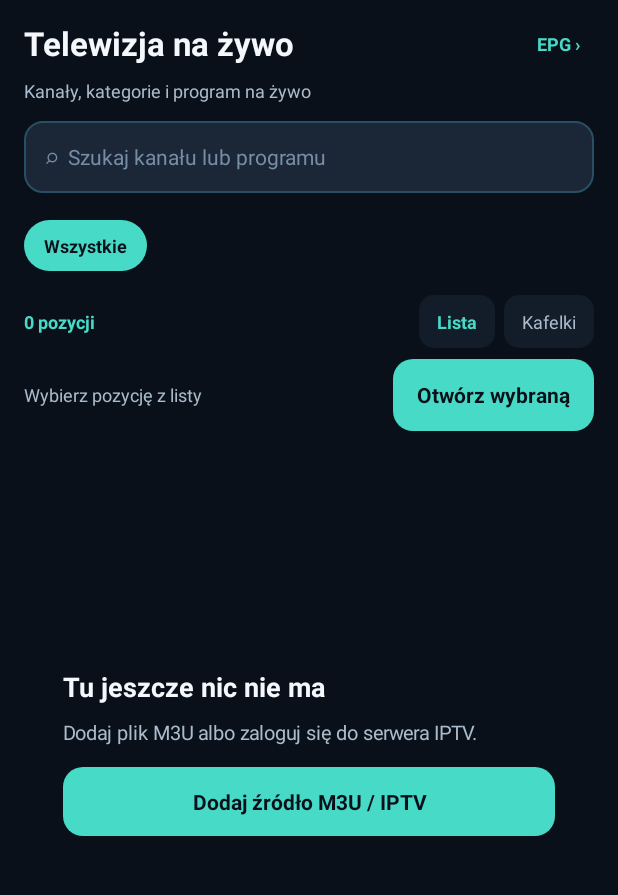
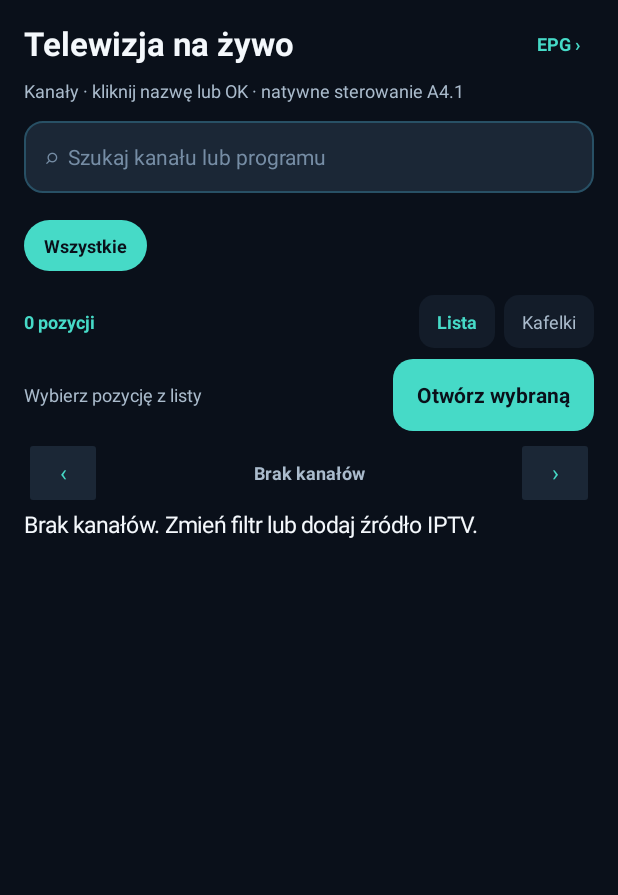
Before and after one commit to rafikpor-prog/SS-IPTV, an Android app: the screen it shows after launch (MainActivity), on a phone screen of 412 x 824 dp, the part 168-1063 px from its top. Run offline under Robolectric (Android 15) with nearby library versions, the phone set to English and light mode, and no system bars; pictures from the network do not load.

Commit message:
A4.1: bypass AdapterView for regular TV, native channel buttons and persistent playback trace

```diff
--- /dev/null
+++ b/app/src/debug/AndroidManifest.xml
@@ -0,0 +1,5 @@
+<manifest xmlns:android="http://schemas.android.com/apk/res/android" xmlns:tools="http://schemas.android.com/tools">
+    <application android:label="SS-IPTV TEST 1.9.5" tools:replace="android:label">
+        <activity android:name=".MainActivity" android:label="SS-IPTV TEST 1.9.5" tools:replace="android:label"/>
+    </application>
+</manifest>
--- a/app/src/main/java/pl/rafik/ssiptv/MainActivity.java
+++ b/app/src/main/java/pl/rafik/ssiptv/MainActivity.java
@@ -74,6 +74,7 @@ public final class MainActivity extends Activity {
                 runOnUiThread(() -> {
                     guides = current;
                     if (adapter != null) adapter.notifyDataSetChanged();
+                    if (nativeChannels != null) nativeChannels.refreshLabels();
                 });
             });
             uiHandler.postDelayed(this, 60000);
@@ -107,6 +108,7 @@ public final class MainActivity extends Activity {
     private String activationStatus = "Jeszcze nie wybrano kanału";
     private TextView activationLabel;
     private Channel selectedForPlayback;
+    private pl.rafik.ssiptv.ui.NativeChannelPage nativeChannels;
     private List<Channel> allChannels = new ArrayList<>();
     private Map<Long, Integer> liveOrdinals = new HashMap<>();
     private Map<Long, ChannelDatabase.Guide> guides = new HashMap<>();
@@ -179,11 +181,13 @@ public final class MainActivity extends Activity {
             if (isCatalogTab() && ("Ulubione".equals(tab) || "Ostatnie".equals(tab)))
                 filterChannels();
             else if (adapter != null) adapter.notifyDataSetChanged();
+                    if (nativeChannels != null) nativeChannels.refreshLabels();
             io.execute(() -> {
                 Map<Long, ChannelDatabase.Guide> current = database.readGuides();
                 runOnUiThread(() -> {
                     guides = current;
                     if (adapter != null) adapter.notifyDataSetChanged();
+                    if (nativeChannels != null) nativeChannels.refreshLabels();
                 });
             });
         }
@@ -286,6 +290,7 @@ public final class MainActivity extends Activity {
         }
         tab = name;
         selectedForPlayback = null;
+        nativeChannels = null;
         activationLabel = null;
         sectionCaption = null;
         tvCollection = null;
@@ -757,7 +762,7 @@ public final class MainActivity extends Activity {
         guide.setOnClickListener(v -> showTab("EPG"));
         top.addView(guide);
         home.addView(top, Ui.margins(this, -1, 42, 0, 0, 0, 2));
-        String subline = "Telewizja".equals(tab) ? "Kanały, kategorie i program na żywo" :
+        String subline = "Telewizja".equals(tab) ? "Kanały · kliknij nazwę lub OK · natywne sterowanie A4.1" :
                 "VOD".equals(tab) ? "Okładki, opisy i kontynuowanie oglądania" :
                 "Seriale".equals(tab) ? "Sezony, odcinki i zapis postępu każdego odcinka" :
                 "Ulubione".equals(tab) ? "Ulubione kanały i filmy w jednym miejscu" :
@@ -842,6 +847,7 @@ public final class MainActivity extends Activity {
         if (channel == null || isFinishing() || isDestroyed()) return;
         selectedForPlayback = channel;
         activationCount++;
+        PlaybackTrace.begin(this, tvMode ? "TV" : "zwykły");
         activationStatus = "Aktywacja #" + activationCount + " · " + event + " · " + (tvMode ? "TV" : "zwykły");
         if (activationLabel != null) activationLabel.setText("Otwieranie pozycji…");
         openContent(channel);
@@ -861,6 +867,17 @@ public final class MainActivity extends Activity {
         if (resultsFrame == null) return;
         resultsFrame.removeAllViews();
         adapter = new ChannelAdapter();
+        if (!tvMode && "Telewizja".equals(tab)) {
+            // No AdapterView, clickable descendants, or selector interception in regular TV.
+            nativeChannels = new pl.rafik.ssiptv.ui.NativeChannelPage(this, isTiled(),
+                    ch -> channelDescription(ch, guides.get(ch.id)),
+                    ch -> activateCatalog(ch, "natywny przycisk"),
+                    ch -> { selectedForPlayback = ch; if (activationLabel != null) activationLabel.setText("Wybrano: " + ch.name); },
+                    this::toggleFavorite);
+            resultsFrame.addView(nativeChannels, new FrameLayout.LayoutParams(-1, -1));
+            filterChannels();
+            return;
+        }
         android.widget.AdapterView<?> collection;
         if (isTiled()) {
             GridView grid = new GridView(this);
@@ -992,6 +1009,7 @@ public final class MainActivity extends Activity {
         selectedForPlayback = null;
         adapter.visible = result;
         adapter.notifyDataSetChanged();
+        if (nativeChannels != null) nativeChannels.setChannels(result);
         if (activationLabel != null) activationLabel.setText("Wybierz pozycję z listy");
         if (sectionCaption != null) sectionCaption.setText(result.size() + " pozycji");
         if (tvCount != null) tvCount.setText(result.size() + " pozycji  •  " + selectedGroup);
@@ -1230,14 +1248,19 @@ public final class MainActivity extends Activity {
         page.addView(Ui.text(this, "Prosto. Prywatnie. Pod Twoją kontrolą.", 13,
                 Ui.SECONDARY, false), Ui.margins(this, -1, -2, 0, 5, 0, 20));
         LinearLayout about = card();
-        about.addView(Ui.text(this, "SS-IPTV  •  wersja 1.9.4 (A4)", 19, Ui.WHITE, true));
+        about.addView(Ui.text(this, "SS-IPTV  •  wersja 1.9.5 (A4.1 – naprawa)", 19, Ui.WHITE, true));
         about.addView(Ui.text(this, "Niezależny odtwarzacz Twoich własnych źródeł IPTV. " +
                 "Aplikacja nie dostarcza kanałów ani subskrypcji.",
                 13, Ui.SECONDARY, false), Ui.margins(this, -1, -2, 0, 8, 0, 10));
         about.addView(Ui.text(this, "Listy M3U są w prywatnej pamięci aplikacji. Hasło " +
                 "serwera jest szyfrowane przez Android Keystore.",
                 12, Ui.ACCENT, false));
-        about.addView(Ui.text(this, "Diagnostyka aktywacji (bieżąca sesja): " + activationStatus, 12, Ui.SECONDARY, false));
+        about.addView(Ui.text(this, "Diagnostyka aktywacji: " + PlaybackTrace.read(this), 13, Ui.WHITE, false));
+        about.addView(Ui.button(this, "Kopiuj diagnostykę odtwarzania", false, v -> {
+            android.content.ClipboardManager clipboard = (android.content.ClipboardManager) getSystemService(CLIPBOARD_SERVICE);
+            if (clipboard != null) clipboard.setPrimaryClip(android.content.ClipData.newPlainText("SS-IPTV", "1.9.5 A4.1 | " + PlaybackTrace.read(this)));
+            toast("Skopiowano anonimową diagnostykę.");
+        }), Ui.margins(this, -1, 48, 0, 6, 0, 0));
         page.addView(about, Ui.margins(this, -1, -2, 0, 0, 0, 16));
 
         LinearLayout screenCard = card();
@@ -1459,11 +1482,12 @@ public final class MainActivity extends Activity {
     private void play(Channel channel) {
         Intent intent = new Intent(this, PlayerActivity.class);
         intent.putExtra(PlayerActivity.EXTRA_ID, channel.id);
+        PlaybackTrace.stage(this, "Wysyłanie Intent do odtwarzacza");
         startActivity(intent);
     }
 
     private void openContent(Channel channel) {
-        if (channel == null || !pl.rafik.ssiptv.data.CatalogActivation.canOpen(channel.id, channel.isSeries(), channel.seriesId, channel.source)) { toast("Nie można otworzyć pozycji. Odśwież bibliotekę."); return; }
+        if (channel == null || !pl.rafik.ssiptv.data.CatalogActivation.canOpen(channel.id, channel.isSeries(), channel.seriesId, channel.source)) { PlaybackTrace.stage(this, "Odrzucono identyfikator pozycji"); toast("Nie można otworzyć pozycji. Odśwież bibliotekę."); return; }
         long now = android.os.SystemClock.elapsedRealtime();
         if (now - lastOpenAt < 400L) return;
         lastOpenAt = now;
@@ -1478,7 +1502,7 @@ public final class MainActivity extends Activity {
             startActivity(intent);
         } else play(channel);
         activationStatus += " · wysłano Intent";
-        } catch (RuntimeException error) { lastOpenAt = -1000L; activationStatus += " · błąd otwarcia: " + error.getClass().getSimpleName(); toast("Nie udało się otworzyć odtwarzacza. Sprawdź ustawienia silnika."); }
+        } catch (RuntimeException error) { lastOpenAt = -1000L; PlaybackTrace.stage(this, "Błąd otwarcia aktywności"); activationStatus += " · błąd otwarcia: " + error.getClass().getSimpleName(); toast("Nie udało się otworzyć odtwarzacza. Sprawdź ustawienia silnika."); }
     }
 
     /** Gwarantowany OK na zaznaczonym wierszu/kafelku; nie oddajemy go serduszku. */
@@ -1504,6 +1528,7 @@ public final class MainActivity extends Activity {
             exitApp();
             return true;
         }
+        if (event.getRepeatCount() == 0 && keyCode == KeyEvent.KEYCODE_PROG_RED && nativeChannels != null && nativeChannels.hasFocus() && selectedForPlayback != null) { toggleFavorite(selectedForPlayback); return true; }
         if (event.getRepeatCount() == 0 && keyCode == KeyEvent.KEYCODE_PROG_RED && tvCollection != null && tvCollection.isAttachedToWindow() && tvCollection.hasFocus() && adapter != null) {
             int index = pl.rafik.ssiptv.data.CatalogActivation.position(tvCollection.getSelectedItemPosition(), tvCollection.getFirstVisiblePosition(), adapter.getCount());
             if (index >= 0) { toggleFavorite(adapter.visible.get(index)); return true; }
--- /dev/null
+++ b/app/src/main/java/pl/rafik/ssiptv/ui/NativeChannelPage.java
@@ -0,0 +1,97 @@
+package pl.rafik.ssiptv.ui;
+
+import android.content.Context;
+import android.graphics.Color;
+import android.view.Gravity;
+import android.view.View;
+import android.widget.Button;
+import android.widget.LinearLayout;
+import android.widget.ScrollView;
+import android.widget.TextView;
+import android.content.res.ColorStateList;
+import java.util.ArrayList;
+import java.util.List;
+import java.util.function.Consumer;
+import java.util.function.Function;
+import pl.rafik.ssiptv.data.Channel;
+
+/** Bounded, ordinary Android buttons. No AdapterView, nested clickable child or custom touch dispatch. */
+public final class NativeChannelPage extends LinearLayout {
+    static final int PAGE_SIZE=24;
+    private final boolean tiles;
+    private final Function<Channel,String> description;
+    private final Consumer<Channel> activate, select, favorite;
+    private final ArrayList<Channel> channels=new ArrayList<>();
+    private final ArrayList<Button> buttons=new ArrayList<>();
+    private final LinearLayout rows;
+    private final ScrollView scroll;
+    private final TextView label;
+    private final Button prev,next;
+    private int page;
+    public NativeChannelPage(Context context,boolean tiles,Function<Channel,String> description,
+            Consumer<Channel> activate,Consumer<Channel> select,Consumer<Channel> favorite) {
+        super(context);
+        this.tiles=tiles;this.description=description;this.activate=activate;this.select=select;this.favorite=favorite;
+        setOrientation(VERTICAL);
+        LinearLayout pager=Ui.row(context);
+        prev=button("‹",false);prev.setContentDescription("Poprzednia strona");
+        next=button("›",false);next.setContentDescription("Następna strona");
+        label=Ui.text(context,"",12,Ui.SECONDARY,true);label.setGravity(Gravity.CENTER);
+        prev.setOnClickListener(v->{if(page>0){page--;render(true);}});
+        next.setOnClickListener(v->{if((page+1)*PAGE_SIZE<channels.size()){page++;render(true);}});
+        pager.addView(prev,new LinearLayout.LayoutParams(Ui.dp(context,52),Ui.dp(context,48)));
+        pager.addView(label,new LinearLayout.LayoutParams(0,-2,1));
+        pager.addView(next,new LinearLayout.LayoutParams(Ui.dp(context,52),Ui.dp(context,48)));
+        addView(pager,new LinearLayout.LayoutParams(-1,-2));
+        scroll=new ScrollView(context);scroll.setFillViewport(false);
+        rows=Ui.column(context);scroll.addView(rows,new ScrollView.LayoutParams(-1,-2));
+        addView(scroll,new LinearLayout.LayoutParams(-1,0,1));
+    }
+    private Button button(String text,boolean primary){
+        Button b=new Button(getContext());
+        b.setAllCaps(false);b.setText(text);b.setTextSize(15);
+        b.setTextColor(primary?Ui.WHITE:Ui.ACCENT);
+        b.setBackgroundTintList(ColorStateList.valueOf(Ui.CARD));
+        b.setMinimumHeight(Ui.dp(getContext(),48));b.setFocusable(true);
+        b.setFocusableInTouchMode(false);b.setEnabled(true);
+        Ui.tvFocus(b);
+        return b;
+    }
+    public void setChannels(List<Channel> items){
+        long focusedId=Long.MIN_VALUE;
+        View focused=findFocus();
+        if(focused!=null&&focused.getTag() instanceof Channel)focusedId=((Channel)focused.getTag()).id;
+        channels.clear();channels.addAll(items);
+        page=Math.min(page,Math.max(0,(channels.size()-1)/PAGE_SIZE));
+        if(focusedId!=Long.MIN_VALUE)for(int i=0;i<channels.size();i++)if(channels.get(i).id==focusedId){page=i/PAGE_SIZE;break;}
+        render(false);
+        if(focusedId!=Long.MIN_VALUE)for(Button b:buttons)if(((Channel)b.getTag()).id==focusedId){b.requestFocus();break;}
+    }
+    private String title(Channel ch){return (ch.favorite?"★ ":"")+ch.name+"\n"+description.apply(ch);}
+    public void refreshLabels(){for(Button b:buttons)b.setText(title((Channel)b.getTag()));}
+    private void render(boolean focus){
+        rows.removeAllViews();buttons.clear();
+        int start=page*PAGE_SIZE,end=Math.min(channels.size(),start+PAGE_SIZE);
+        prev.setEnabled(page>0);next.setEnabled(end<channels.size());
+        label.setText(channels.isEmpty()?"Brak kanałów":(start+1)+"–"+end+" / "+channels.size());
+        if(channels.isEmpty()){rows.addView(Ui.text(getContext(),"Brak kanałów. Zmień filtr lub dodaj źródło IPTV.",15,Ui.WHITE,false));return;}
+        LinearLayout line=null;
+        for(int i=start;i<end;i++){
+            Channel ch=channels.get(i);
+            Button b=button(title(ch),true);b.setGravity(Gravity.CENTER_VERTICAL|Gravity.START);
+            b.setMaxLines(3);b.setTag(ch);b.setContentDescription("Odtwórz: "+ch.name);
+            b.setOnClickListener(v->activate.accept(ch));
+            b.setOnLongClickListener(v->{favorite.accept(ch);return true;});
+            View.OnFocusChangeListener style=b.getOnFocusChangeListener();
+            b.setOnFocusChangeListener((v,has)->{if(style!=null)style.onFocusChange(v,has);if(has)select.accept(ch);});
+            buttons.add(b);
+            if(tiles){
+                if((i-start)%2==0){line=Ui.row(getContext());rows.addView(line,new LinearLayout.LayoutParams(-1,-2));}
+                LinearLayout.LayoutParams lp=new LinearLayout.LayoutParams(0,Ui.dp(getContext(),100),1);lp.setMargins(2,2,2,2);line.addView(b,lp);
+                if(i==end-1&&(i-start)%2==0)line.addView(new View(getContext()),new LinearLayout.LayoutParams(0,1,1));
+            }else rows.addView(b,Ui.margins(getContext(),-1,72,0,1,0,1));
+        }
+        scroll.scrollTo(0,0);
+        if(focus&&!buttons.isEmpty()&&!isInTouchMode())buttons.get(0).requestFocus();
+    }
+}
```
Also changed, not shown: app/build.gradle (+5 -2 lines), app/src/main/java/pl/rafik/ssiptv/PlaybackTrace.java (added, +19 -0 lines), app/src/main/java/pl/rafik/ssiptv/PlayerActivity.java (+7 -0 lines), 2 other files.
